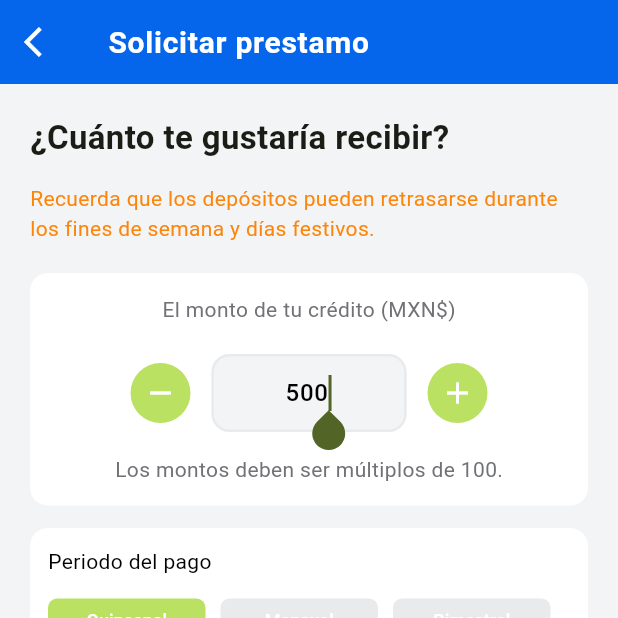
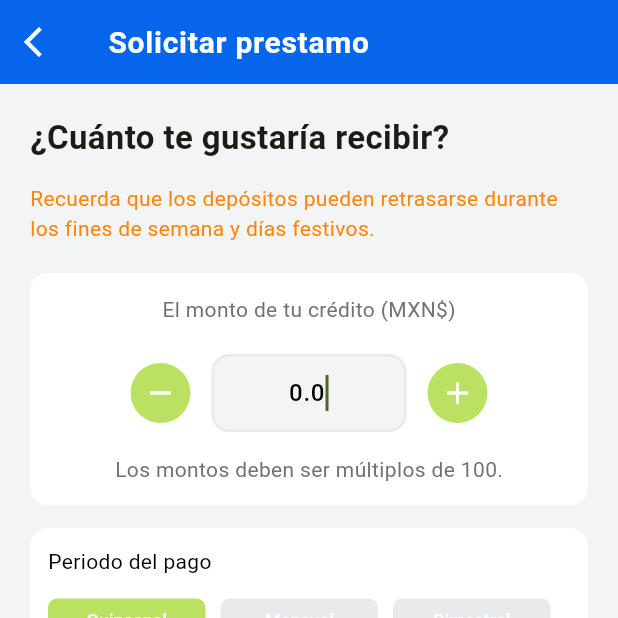
Before and after one commit to HugoLuna5/LoansApp, a Flutter app: the LoansScreen screen opened directly, after a tap on the "add" icon, on a phone screen of 412 x 824 dp, the top half of it. Run offline on Flutter 3.47's test engine with Material 3 defaults, Android fonts, the phone set to English and light mode, and no system bars; our stand-ins replace flutter_svg, image_picker, shared_preferences, sqflite; missing offline and left inert: encrypt; accounts and stored records are empty.

Commit message:
Correccion para solo tomar informacion del usuario con sesion activa

```diff
--- a/lib/ui/accounts/accounts_screen.dart
+++ b/lib/ui/accounts/accounts_screen.dart
@@ -3,6 +3,7 @@ import 'package:loans_app/utils/database_helper.dart';
 import 'package:loans_app/utils/extensions.dart';
 import 'package:loans_app/values/app_colors.dart' as color;
 import 'package:loans_app/values/app_routes.dart';
+import 'package:shared_preferences/shared_preferences.dart';
 
 final dbHelper = DatabaseHelper();
 
@@ -24,8 +25,10 @@ class _AccountScreenState extends State<AccountScreen> {
 
   Future<void> getLoans() async {
     await dbHelper.init();
+    final SharedPreferences prefs = await SharedPreferences.getInstance();
 
-    final result = await dbHelper.queryAllRows('accounts');
+    final id = prefs.getInt('userId');
+    final result = await dbHelper.getInfoByUser('accounts', id ?? 0);
 
     setState(() {
       items = result;
--- a/lib/ui/loans/loans_screen.dart
+++ b/lib/ui/loans/loans_screen.dart
@@ -4,6 +4,7 @@ import 'package:loans_app/utils/extensions.dart';
 import 'package:loans_app/values/app_colors.dart' as color;
 import 'package:loans_app/values/app_routes.dart';
 import 'package:intl/intl.dart';
+import 'package:shared_preferences/shared_preferences.dart';
 
 final dbHelper = DatabaseHelper();
 
@@ -25,8 +26,10 @@ class _LoansScreenState extends State<LoansScreen> {
 
   Future<void> getLoans() async {
     await dbHelper.init();
+    final SharedPreferences prefs = await SharedPreferences.getInstance();
 
-    final result = await dbHelper.getLoansByStatus('active');
+    final id = prefs.getInt('userId');
+    final result = await dbHelper.getLoansByStatus('active', id ?? 0);
 
     setState(() {
       items = result;
--- a/lib/ui/loans/request/request_loan_screen.dart
+++ b/lib/ui/loans/request/request_loan_screen.dart
@@ -1,8 +1,15 @@
+// ignore_for_file: depend_on_referenced_packages
+
 import 'package:flutter/material.dart';
 import 'package:loans_app/components/app_text_form_field_amount_loan.dart';
+import 'package:loans_app/utils/database_helper.dart';
 import 'package:loans_app/values/app_colors.dart' as color;
 import 'package:intl/intl.dart';
 import 'dart:ui' as ui;
+
+import 'package:shared_preferences/shared_preferences.dart';
+
+final dbHelper = DatabaseHelper();
 
 class RequestLoanScreen extends StatefulWidget {
   const RequestLoanScreen({Key? key}) : super(key: key);
@@ -30,6 +37,9 @@ class RequestLoanState extends State<RequestLoanScreen> {
 
   List<String> reasons = <String>[
     'Necesidades diarias',
+    'Transporte',
+    'Comida',
+    'Entretenimiento'
   ];
   String reasonsDropdownValue = 'Necesidades diarias';
   bool checkedContract = false;
@@ -37,7 +47,24 @@ class RequestLoanState extends State<RequestLoanScreen> {
   @override
   void initState() {
     super.initState();
-    amountController.text = "500";
+    initDB();
+  }
+
+  Future<void> initDB() async {
+    await dbHelper.init();
+
+    final SharedPreferences prefs = await SharedPreferences.getInstance();
+    final info = prefs.getString('max_loan_amount') ?? '0';
+    double aux = 0.0;
+
+    final id = prefs.getInt('userId');
+
+    final loans = await dbHelper.getLoansByStatus("active", id ?? 0);
+
+    for (var loan in loans) {
+      aux += double.parse(loan['amount'].toString());
+    }
+    amountController.text = (double.parse(info) - aux).toString();
   }
 
   @override
--- a/lib/ui/transactions/transactions_screen.dart
+++ b/lib/ui/transactions/transactions_screen.dart
@@ -1,6 +1,7 @@
 import 'package:flutter/material.dart';
 import 'package:loans_app/utils/database_helper.dart';
 import 'package:loans_app/values/app_colors.dart' as color;
+import 'package:shared_preferences/shared_preferences.dart';
 
 final dbHelper = DatabaseHelper();
 
@@ -22,8 +23,10 @@ class _TransactionsScreenState extends State<TransactionsScreen> {
 
   Future<void> getTransactions() async {
     await dbHelper.init();
+    final SharedPreferences prefs = await SharedPreferences.getInstance();
 
-    final result = await dbHelper.queryAllRows('transactions');
+    final id = prefs.getInt('userId');
+    final result = await dbHelper.getInfoByUser('transactions', id ?? 0);
 
     setState(() {
       items = result;
--- a/lib/utils/database_helper.dart
+++ b/lib/utils/database_helper.dart
@@ -142,9 +142,14 @@ class DatabaseHelper {
         'SELECT * FROM $userTable WHERE email = "$email" AND password = "$password"');
   }
 
-  Future<List<Map<String, dynamic>>> getLoansByStatus(String status) async {
-    return await _db
-        .rawQuery('SELECT * FROM $loansTable WHERE status = "$status"');
+  Future<List<Map<String, dynamic>>> getLoansByStatus(
+      String status, int id) async {
+    return await _db.rawQuery(
+        'SELECT * FROM $loansTable WHERE status = "$status" AND _id = $id');
+  }
+
+  Future<List<Map<String, dynamic>>> getInfoByUser(String table, int id) async {
+    return await _db.rawQuery('SELECT * FROM $table WHERE _id = "$id"');
   }
 
   // Inserts a row in the database where each key in the Map is a column name
```
Also changed, not shown: lib/ui/home/home_screen.dart (+10 -5 lines).
